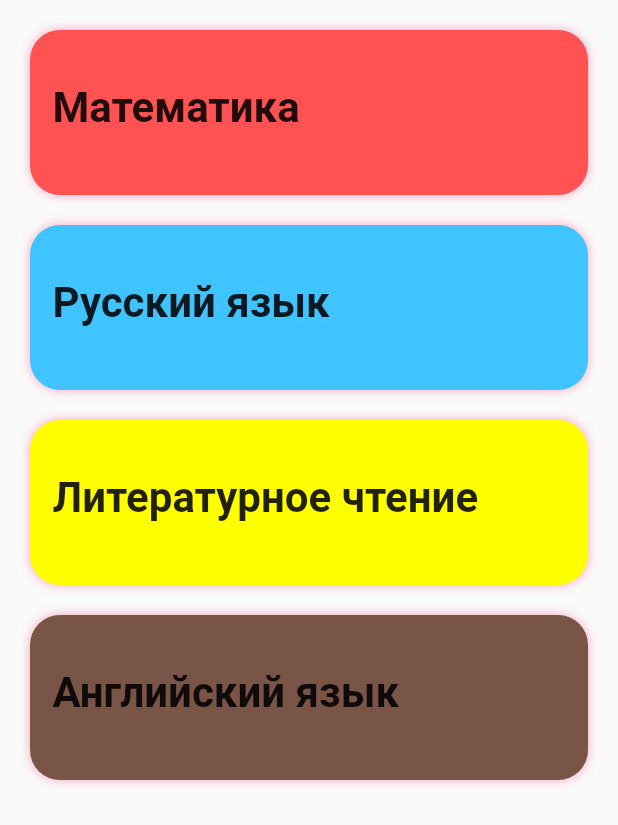
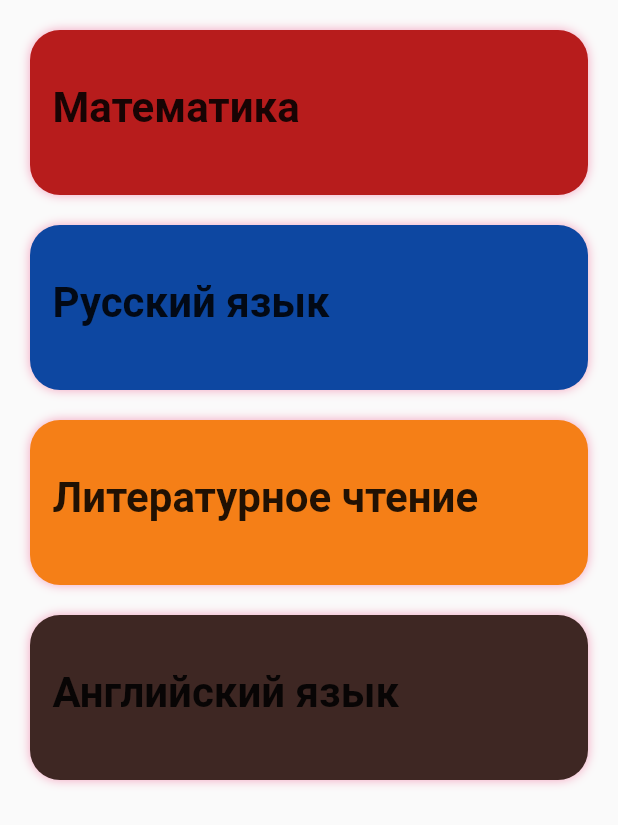
Before and after one commit to Lloydtechlead/TheLearn, a Flutter app: the VideoLessonPage widget shown alone on an empty page, opened directly, on a phone screen of 412 x 824 dp. Shown: the top 825 px of the screen. Run offline on Flutter 3.47's test engine with Material 2 defaults, Android fonts, the phone set to English and light mode, and no system bars; our stand-ins replace firebase_auth, google_sign_in; accounts and stored records are empty.

Commit message:
update color containers

```diff
--- a/lib/items/4th_class.dart
+++ b/lib/items/4th_class.dart
@@ -3,27 +3,12 @@ import 'package:flutter/material.dart';
 
 const FORTYTH_CLASS = [
   {
-    "name" : 'Математика',
-    "color": Colors.redAccent
+    "name" : 'Математика'
   },{
-    "name": 'Русский язык',
-    "color": Colors.lightBlueAccent
+    "name": 'Русский язык'
   },{
-    "name": 'Литературное чтение',
-    "color": Colors.yellowAccent
+    "name": 'Литературное чтение'
   },{
-    "name": 'Английский язык',
-    "color": Colors.brown
+    "name": 'Английский язык'
   }
 ];
-
-
-/* In the name line you must specify the name of the item
-  In the color bar, you must specify one of the available colors:
-    1. Red
-    2. Orange
-    3. Green
-    4. Yellow
-    5. Brown
-
- */
--- a/lib/pages/videolesson_page.dart
+++ b/lib/pages/videolesson_page.dart
@@ -21,10 +21,20 @@ class _VideoLessonPageState extends State<VideoLessonPage>{
     List<dynamic> responseList = FORTYTH_CLASS;
     List<Widget> listItems = [];
     responseList.forEach((post) {
+      Color _colorContainer;
+      if(post['name'] == 'Математика'){
+        _colorContainer = Colors.red[900];
+      }else if(post['name'] == 'Русский язык'){
+        _colorContainer = Colors.blue[900];
+      }else if(post['name'] == 'Литературное чтение'){
+        _colorContainer = Colors.yellow[900];
+      }else if(post['name'] == 'Английский язык'){
+        _colorContainer = Colors.brown[900];
+      }
       listItems.add(Container(
         height: 110,
         margin: const EdgeInsets.symmetric(horizontal: 20, vertical: 10),
-        decoration: BoxDecoration(borderRadius: BorderRadius.all(Radius.circular(20.0)), color: post['color'], boxShadow: [
+        decoration: BoxDecoration(borderRadius: BorderRadius.all(Radius.circular(20.0)), color: _colorContainer, boxShadow: [
           BoxShadow(color: Colors.pink.withAlpha(100), blurRadius: 5)
         ]),
         child: Padding(
```
